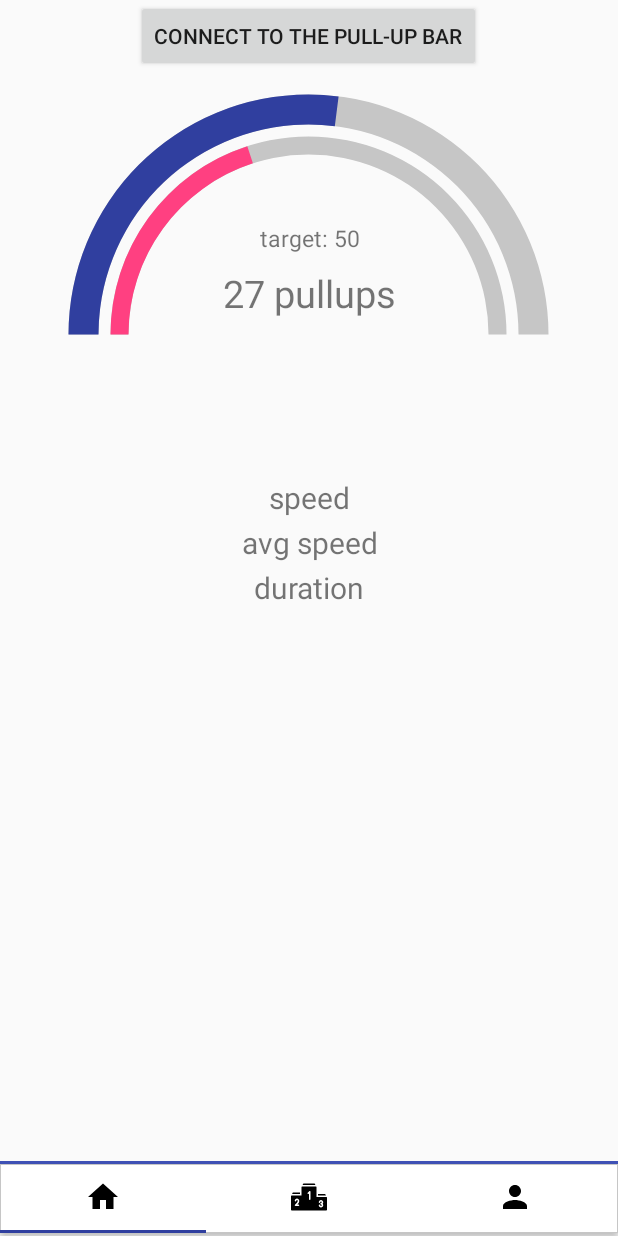
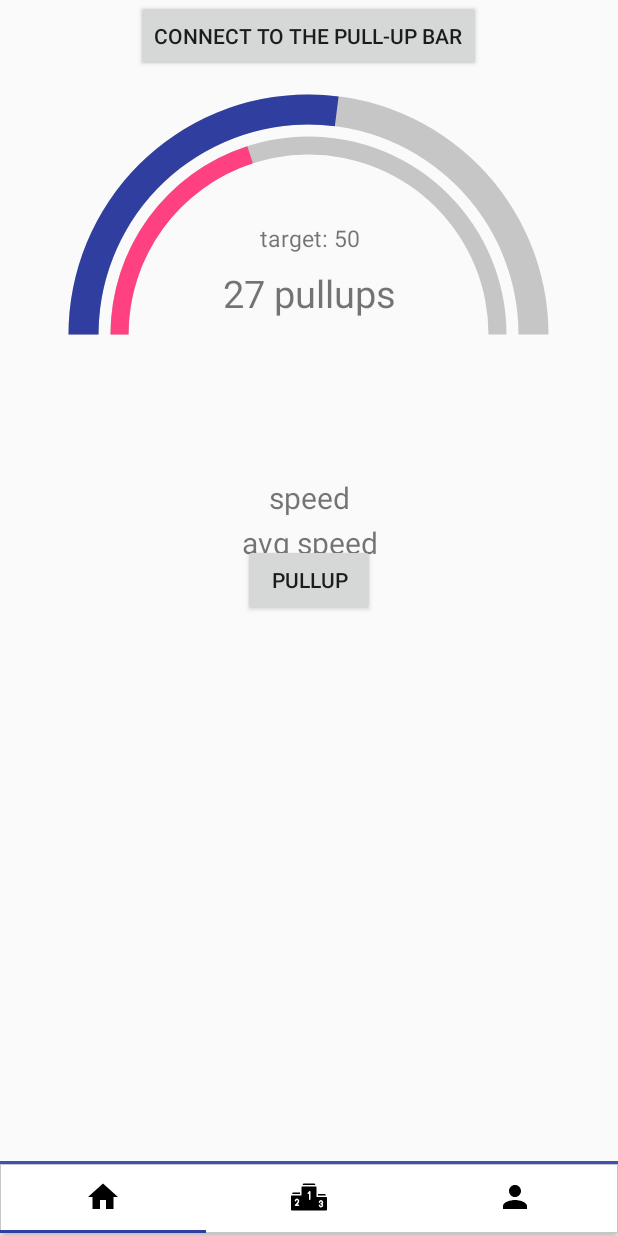
Before and after one commit to AP-Elektronica-ICT/IP18-SmartPullUp2, an Android app: the screen it shows after launch once a user with an empty profile is signed in (MainActivity), on a phone screen of 412 x 824 dp. Run offline under Robolectric (Android 15) with nearby library versions, the phone set to English and light mode, and no system bars; our stand-ins replace Firebase (no records; nobody signed in at launch, a user with empty details on screens opened directly); libraries missing offline, so code that uses them is left out: com.facebook, com.facebook.appevents, com.facebook.login; 7 statements that could not run were skipped.

Commit message:
added button for testing pullup timing, timing works

```diff
--- a/Android_App/app/src/main/res/layout/fragment_exercise.xml
+++ b/Android_App/app/src/main/res/layout/fragment_exercise.xml
@@ -110,6 +110,13 @@
         android:layout_marginTop="-20dp"
         android:text="duration"/>
 
+    <Button
+        android:id="@+id/test_pullup"
+        android:layout_width="wrap_content"
+        android:layout_height="wrap_content"
+        android:layout_centerInParent="true"
+        android:text="pullup"/>
+
     <TextView
         android:id="@+id/testView1"
         android:layout_width="wrap_content"
```
Also changed, not shown: Android_App/app/src/main/java/com/smartpullup/smartpullup/ExerciseFragment.java (+34 -22 lines).
